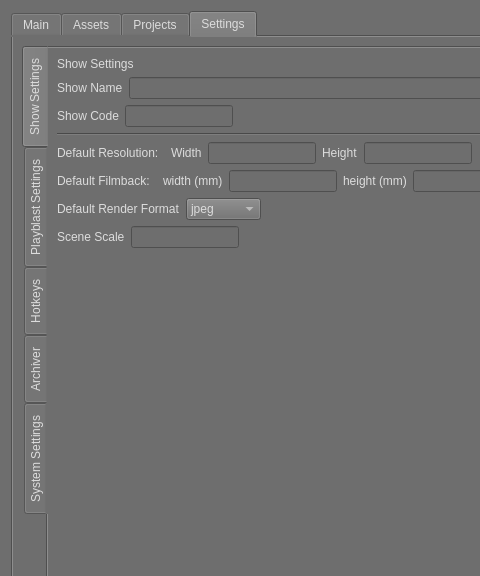
Old version of the form ui/superSaver_UI.ui in the repository SleepDeprivedVFX/versionUp; both pictures show x 0 to 480 and y 0 to 576 of the 1055 by 730 pixel window.
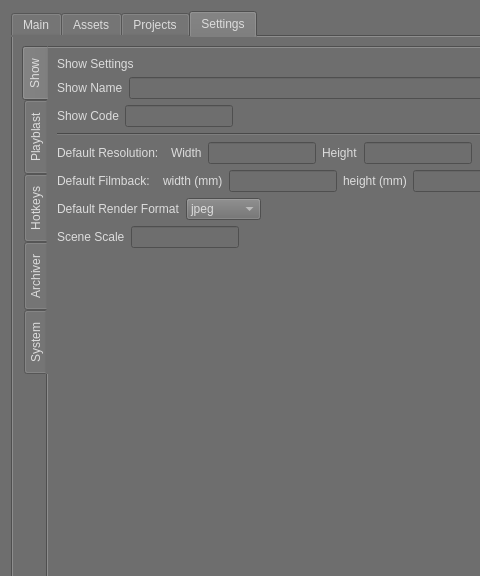
New version of the form. The open tabs and pages were chosen to show the change.

Commit message: v1.3.10: Hid the new playblast features

```diff
--- a/ui/superSaver_UI.ui
+++ b/ui/superSaver_UI.ui
@@ -1696,7 +1696,7 @@
            </property>
            <widget class="QWidget" name="show_settings">
             <attribute name="title">
-             <string>Show Settings</string>
+             <string>Show</string>
             </attribute>
             <layout class="QVBoxLayout" name="verticalLayout_7">
              <item>
@@ -2081,7 +2081,7 @@
            </widget>
            <widget class="QWidget" name="playblast_settings">
             <attribute name="title">
-             <string>Playblast Settings</string>
+             <string>Playblast</string>
             </attribute>
             <layout class="QVBoxLayout" name="verticalLayout_20">
              <item>
@@ -3209,7 +3209,7 @@
            </widget>
            <widget class="QWidget" name="system_settings">
             <attribute name="title">
-             <string>System Settings</string>
+             <string>System</string>
             </attribute>
             <layout class="QVBoxLayout" name="verticalLayout_15">
              <item>
```
